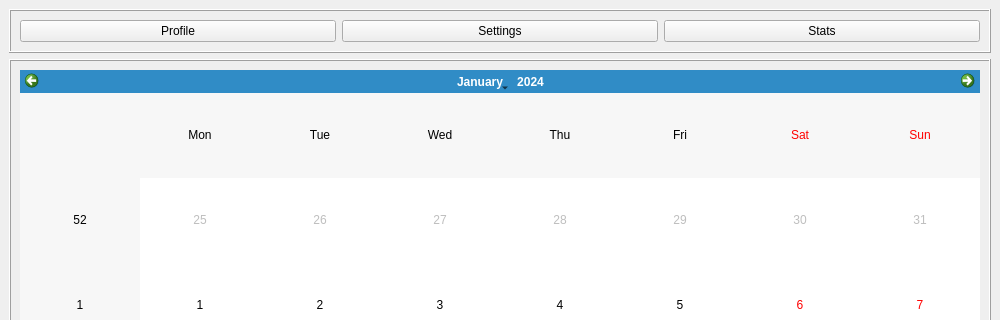
This is qtdesigner/home_design.ui in Webtamu/shumi as Qt 5 draws it before an edit; both pictures show x 0 to 1000 and y 0 to 320 of the 1000 by 800 pixel window. The edited form follows.
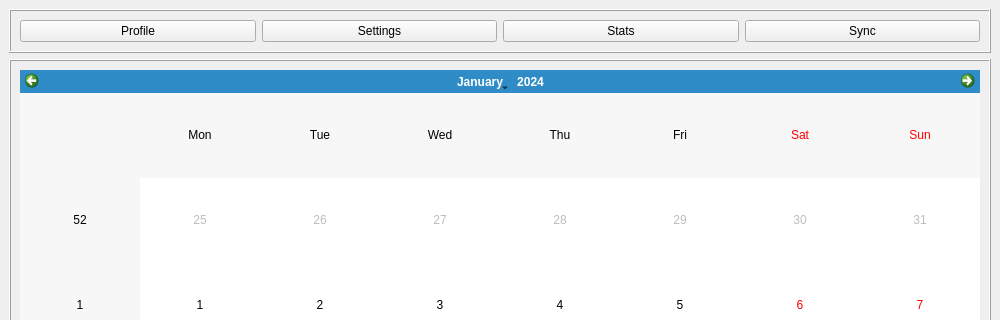
This is the edited form. Icons and pictures are not drawn.

```diff
--- a/qtdesigner/home_design.ui
+++ b/qtdesigner/home_design.ui
@@ -67,6 +67,13 @@
          </property>
         </widget>
        </item>
+       <item>
+        <widget class="QPushButton" name="btnSync">
+         <property name="text">
+          <string>Sync</string>
+         </property>
+        </widget>
+       </item>
       </layout>
      </widget>
     </item>
```
